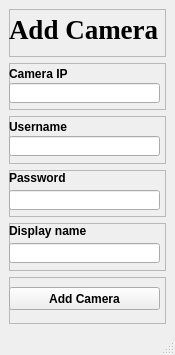
EdgeOfAI/vehicle_counter_pyqt_app, file qt/Add_Camera.ui: the form before one commit.
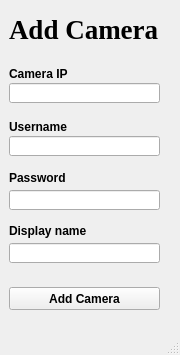
The form after the commit.

The edit to the form file:
```diff
--- a/qt/Add_Camera.ui
+++ b/qt/Add_Camera.ui
@@ -6,20 +6,32 @@
    <rect>
     <x>0</x>
     <y>0</y>
-    <width>175</width>
-    <height>353</height>
+    <width>180</width>
+    <height>355</height>
    </rect>
   </property>
+  <property name="minimumSize">
+   <size>
+    <width>180</width>
+    <height>355</height>
+   </size>
+  </property>
   <property name="windowTitle">
    <string>MainWindow</string>
   </property>
   <widget class="QWidget" name="centralwidget">
+   <property name="minimumSize">
+    <size>
+     <width>180</width>
+     <height>335</height>
+    </size>
+   </property>
    <layout class="QVBoxLayout" name="verticalLayout">
     <item>
      <widget class="QFrame" name="frame">
       <property name="minimumSize">
        <size>
-        <width>0</width>
+        <width>180</width>
         <height>48</height>
        </size>
       </property>
@@ -38,7 +50,7 @@
        </font>
       </property>
       <property name="frameShape">
-       <enum>QFrame::StyledPanel</enum>
+       <enum>QFrame::NoFrame</enum>
       </property>
       <property name="frameShadow">
        <enum>QFrame::Raised</enum>
@@ -51,22 +63,16 @@
         <rect>
          <x>0</x>
          <y>0</y>
-         <width>181</width>
+         <width>160</width>
          <height>41</height>
         </rect>
        </property>
        <property name="minimumSize">
         <size>
-         <width>181</width>
+         <width>160</width>
          <height>0</height>
         </size>
        </property>
-       <property name="maximumSize">
-        <size>
-         <width>181</width>
-         <height>41</height>
-        </size>
-       </property>
        <property name="font">
         <font>
          <family>Times New Roman</family>
@@ -75,6 +81,9 @@
          <bold>true</bold>
         </font>
        </property>
+       <property name="lineWidth">
+        <number>0</number>
+       </property>
        <property name="text">
         <string>Add Camera</string>
        </property>
@@ -85,7 +94,7 @@
      <widget class="QFrame" name="frame_2">
       <property name="minimumSize">
        <size>
-        <width>157</width>
+        <width>160</width>
         <height>47</height>
        </size>
       </property>
@@ -96,7 +105,7 @@
        </size>
       </property>
       <property name="frameShape">
-       <enum>QFrame::StyledPanel</enum>
+       <enum>QFrame::NoFrame</enum>
       </property>
       <property name="frameShadow">
        <enum>QFrame::Raised</enum>
@@ -119,6 +128,9 @@
          <bold>true</bold>
         </font>
        </property>
+       <property name="lineWidth">
+        <number>0</number>
+       </property>
        <property name="text">
         <string>Camera IP</string>
        </property>
@@ -156,7 +168,7 @@
        </size>
       </property>
       <property name="frameShape">
-       <enum>QFrame::StyledPanel</enum>
+       <enum>QFrame::NoFrame</enum>
       </property>
       <property name="frameShadow">
        <enum>QFrame::Raised</enum>
@@ -179,6 +191,9 @@
          <bold>true</bold>
         </font>
        </property>
+       <property name="lineWidth">
+        <number>0</number>
+       </property>
        <property name="text">
         <string>Username</string>
        </property>
@@ -216,7 +231,7 @@
        </size>
       </property>
       <property name="frameShape">
-       <enum>QFrame::StyledPanel</enum>
+       <enum>QFrame::NoFrame</enum>
       </property>
       <property name="frameShadow">
        <enum>QFrame::Raised</enum>
@@ -239,6 +254,9 @@
          <bold>true</bold>
         </font>
        </property>
+       <property name="lineWidth">
+        <number>0</number>
+       </property>
        <property name="text">
         <string>Password</string>
        </property>
@@ -276,7 +294,7 @@
        </size>
       </property>
       <property name="frameShape">
-       <enum>QFrame::StyledPanel</enum>
+       <enum>QFrame::NoFrame</enum>
       </property>
       <property name="frameShadow">
        <enum>QFrame::Raised</enum>
@@ -299,6 +317,9 @@
          <bold>true</bold>
         </font>
        </property>
+       <property name="lineWidth">
+        <number>0</number>
+       </property>
        <property name="text">
         <string>Display name</string>
        </property>
@@ -336,7 +357,7 @@
        </size>
       </property>
       <property name="frameShape">
-       <enum>QFrame::StyledPanel</enum>
+       <enum>QFrame::NoFrame</enum>
       </property>
       <property name="frameShadow">
        <enum>QFrame::Raised</enum>
```
